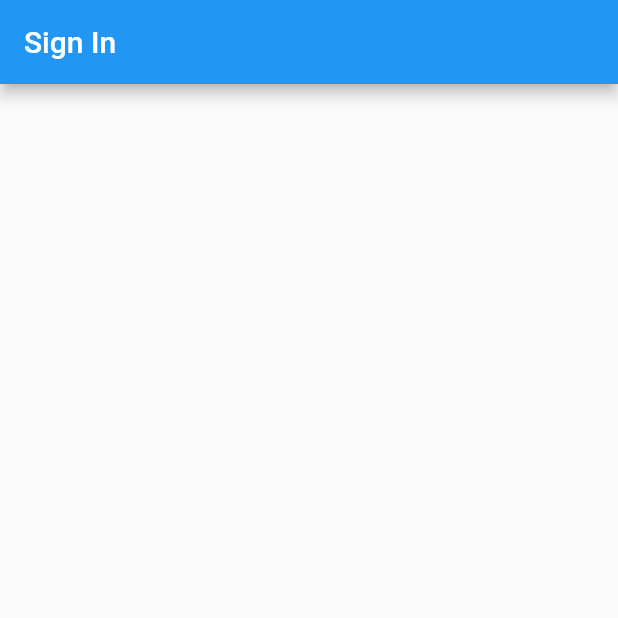
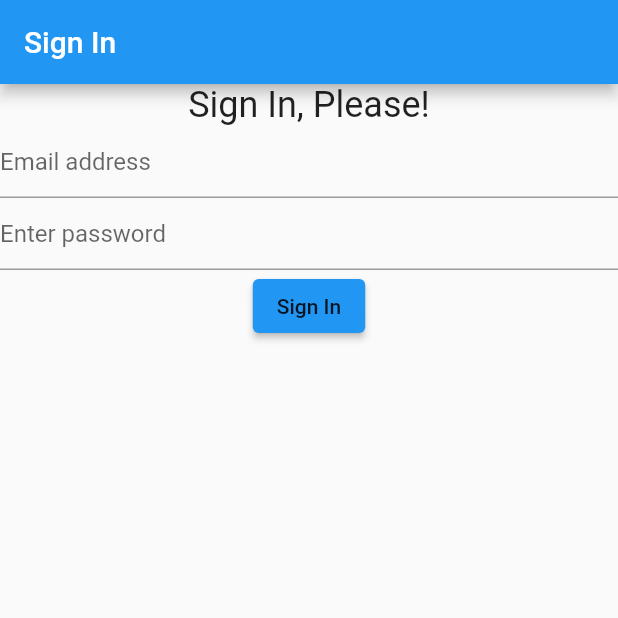
Before and after one commit to tnguyenthuyanh/Mobile-App-project---Creating-a-social-media-app, a Flutter app: the screen it shows after launch, on a phone screen of 412 x 824 dp, the top half of it. Run offline on Flutter 3.47's test engine with Material 2 defaults, Android fonts, the phone set to English and light mode, and no system bars; our stand-ins replace firebase_auth; accounts and stored records are empty.

```diff
--- /dev/null
+++ b/lib/controller/firebaseauth_controller.dart
@@ -0,0 +1,8 @@
+import 'package:firebase_auth/firebase_auth.dart';
+
+class FirebaseAuthController {
+  static Future<User?> signIn({required String email, required String password}) async {
+    UserCredential userCredential = await FirebaseAuth.instance.signInWithEmailAndPassword(email: email, password: password);
+    return userCredential.user;
+  }
+}
--- a/lib/viewscreen/signin_screen.dart
+++ b/lib/viewscreen/signin_screen.dart
@@ -10,13 +10,96 @@ class SignInScreen extends StatefulWidget {
 }
 
 class _SignInState extends State<SignInScreen> {
+  late _Controller con;
+  GlobalKey<FormState> formKey = GlobalKey<FormState>();
+
+  @override
+  void initState() {
+    super.initState();
+    con = _Controller(this);
+  }
+
+  void render(fn) => setState(fn);
+
   @override
   Widget build(BuildContext context) {
     return Scaffold(
       appBar: AppBar(
         title: Text('Sign In'),
       ),
-      body: Text(''),
+      body: Form(
+        key: formKey,
+        child: SingleChildScrollView(
+          child: Column(
+            children: [
+              Text(
+                'Sign In, Please!',
+                style: Theme.of(context).textTheme.headline5,
+              ),
+              TextFormField(
+                decoration: InputDecoration(
+                  hintText: 'Email address',
+                ),
+                keyboardType: TextInputType.emailAddress,
+                autocorrect: false,
+                validator: con.validateEmail,
+                onSaved: con.saveEmail,
+              ),
+              TextFormField(
+                decoration: InputDecoration(
+                  hintText: 'Enter password',
+                ),
+                obscureText: true,
+                autocorrect: false,
+                validator: con.validatePassword,
+                onSaved: con.savePassword,
+              ),
+              ElevatedButton(
+                onPressed: con.signIn,
+                child:
+                    Text('Sign In', style: Theme.of(context).textTheme.button),
+              ),
+            ],
+          ),
+        ),
+      ),
     );
   }
 }
+
+class _Controller {
+  late _SignInState state;
+  _Controller(this.state);
+  String? email;
+  String? password;
+
+  String? validateEmail(String? value) {
+    if (value == null || !(value.contains('.') && value.contains('@')))
+      return 'Invalid email address';
+    else
+      return null;
+  }
+
+  void saveEmail(String? value) {
+    if (value != null) email = value;
+  }
+
+  String? validatePassword(String? value) {
+    if (value == null || value.length < 6)
+      return 'Invalid password';
+    else
+      return null;
+  }
+
+  void savePassword(String? value) {
+    if (value != null) password = value;
+  }
+
+  void signIn() {
+    FormState? currentState = state.formKey.currentState;
+    if (currentState == null || !currentState.validate()) return;
+
+    currentState.save();
+
+  }
+}
--- a/pubspec.yaml
+++ b/pubspec.yaml
@@ -23,6 +23,8 @@ environment:
 dependencies:
   flutter:
     sdk: flutter
+  firebase_core: ^1.7.0
+  firebase_auth: ^3.1.2
 
 
   # The following adds the Cupertino Icons font to your application.
```
Also changed, not shown: pubspec.lock, 3 other files.
